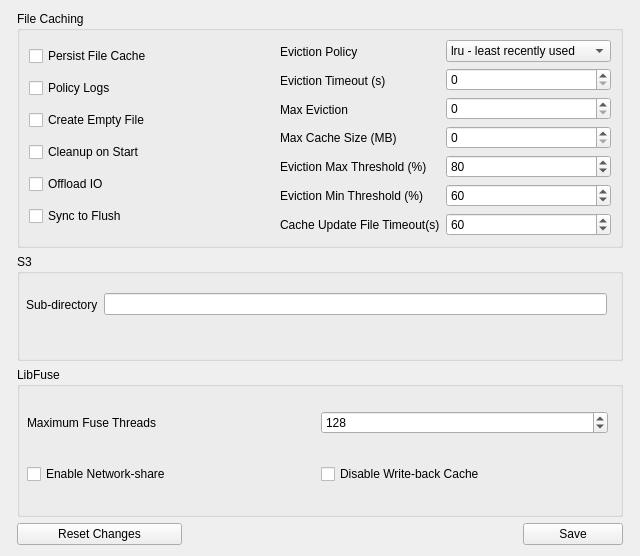
The window that gui/s3_config_advanced.ui (Seagate/cloudfuse) describes before a commit, drawn with Qt 5.
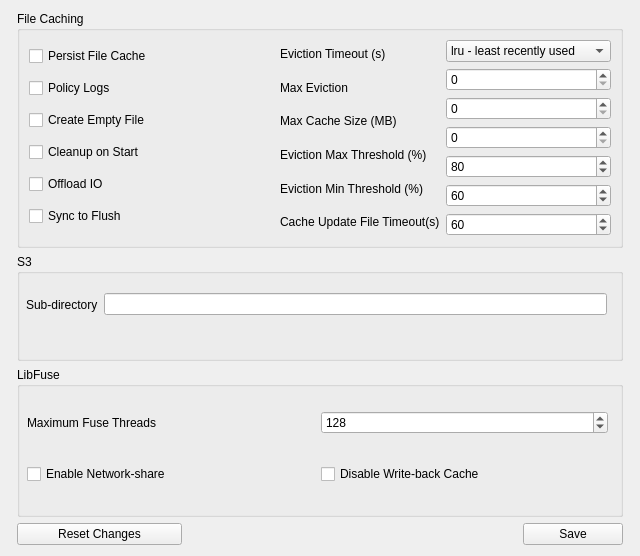
The same window after the commit.

```diff
--- a/gui/s3_config_advanced.ui
+++ b/gui/s3_config_advanced.ui
@@ -190,16 +190,6 @@
        <layout class="QHBoxLayout" name="horizontalLayout_7">
         <item>
          <layout class="QVBoxLayout" name="verticalLayout_8">
-          <item>
-           <widget class="QLabel" name="label_14">
-            <property name="toolTip">
-             <string>&lt;html&gt;&lt;head/&gt;&lt;body&gt;&lt;p&gt;Eviction policy to be engaged for cache eviction:&lt;/p&gt;&lt;p&gt;LRU = Clear the &lt;span style=&quot; text-decoration: underline;&quot;&gt;L&lt;/span&gt;east &lt;span style=&quot; text-decoration: underline;&quot;&gt;R&lt;/span&gt;ecently &lt;span style=&quot; text-decoration: underline;&quot;&gt;U&lt;/span&gt;sed file next&lt;/p&gt;&lt;p&gt;LFU = Cear the &lt;span style=&quot; text-decoration: underline;&quot;&gt;L&lt;/span&gt;east &lt;span style=&quot; text-decoration: underline;&quot;&gt;F&lt;/span&gt;requently &lt;span style=&quot; text-decoration: underline;&quot;&gt;U&lt;/span&gt;sed file next&lt;/p&gt;&lt;/body&gt;&lt;/html&gt;</string>
-            </property>
-            <property name="text">
-             <string>Eviction Policy</string>
-            </property>
-           </widget>
-          </item>
           <item>
            <widget class="QLabel" name="label_15">
             <property name="toolTip">
```
